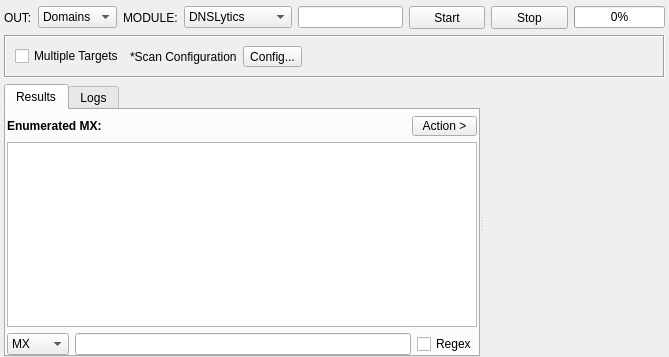
Above: sub3suite/src/enums/mx/MXEnum.ui from 3nock/OTE before the change. Below: the same form after it.
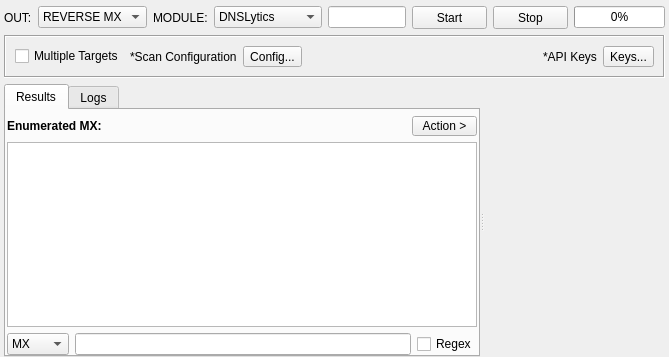
That is the form after the change. Custom widgets are drawn as their Qt base class.

```diff
--- a/sub3suite/src/enums/mx/MXEnum.ui
+++ b/sub3suite/src/enums/mx/MXEnum.ui
@@ -45,7 +45,7 @@
        </property>
        <item>
         <property name="text">
-         <string>Domains</string>
+         <string>REVERSE MX</string>
         </property>
        </item>
       </widget>
@@ -146,12 +146,6 @@
       <enum>QFrame::Sunken</enum>
      </property>
      <layout class="QHBoxLayout" name="horizontalLayout_2">
-      <property name="leftMargin">
-       <number>9</number>
-      </property>
-      <property name="rightMargin">
-       <number>9</number>
-      </property>
       <item>
        <widget class="QCheckBox" name="checkBoxMultipleTargets">
         <property name="text">
@@ -186,6 +180,20 @@
         </property>
        </spacer>
       </item>
+      <item>
+       <widget class="QLabel" name="label_17">
+        <property name="text">
+         <string>*API Keys</string>
+        </property>
+       </widget>
+      </item>
+      <item>
+       <widget class="QToolButton" name="buttoApiKeys">
+        <property name="text">
+         <string>Keys...</string>
+        </property>
+       </widget>
+      </item>
      </layout>
     </widget>
    </item>
```
